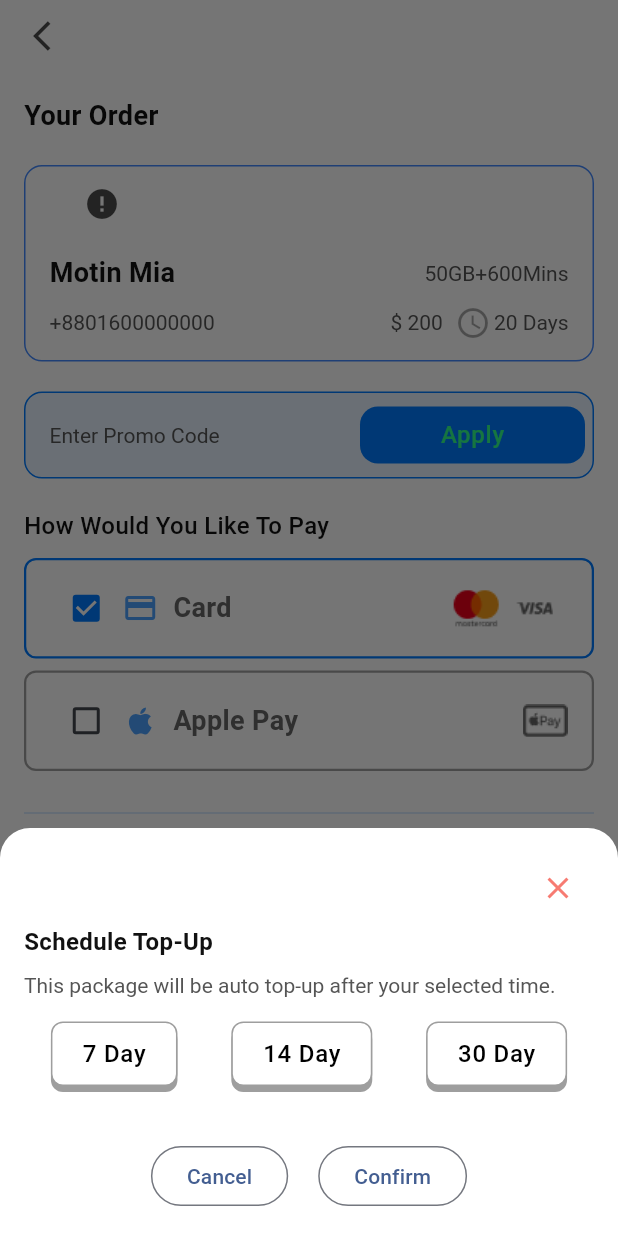
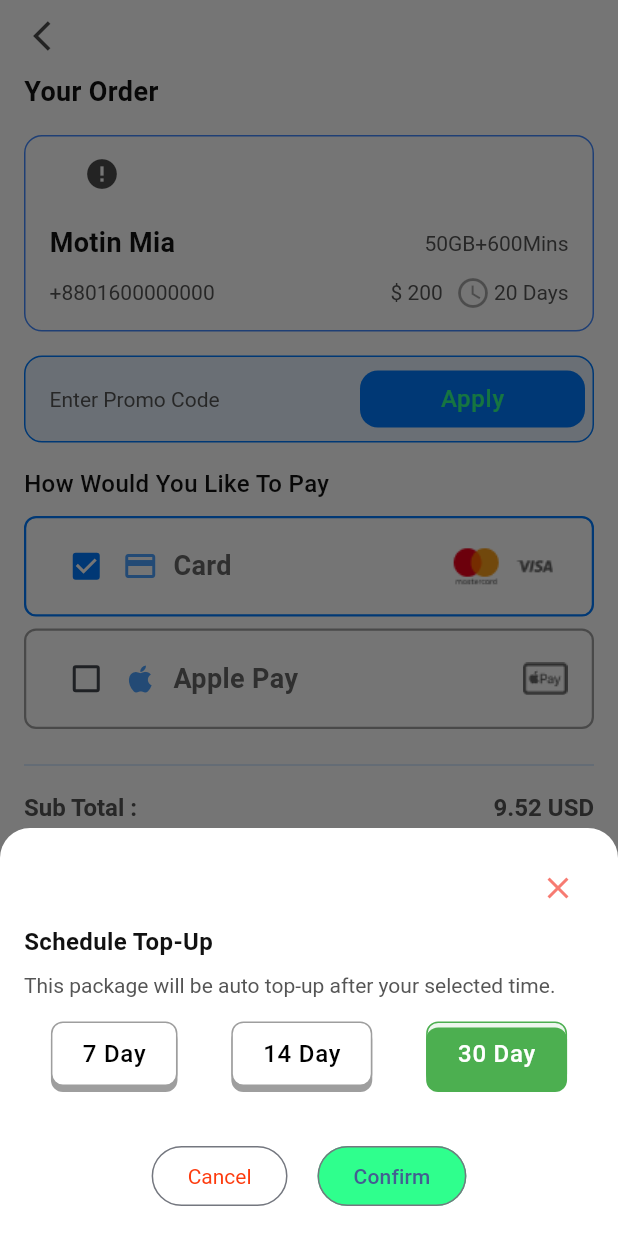
Before and after one commit to shahriartoky0/mobile_topup, a Flutter app: the PaymentDetailsPage screen opened directly, after a tap on "Confirm", on a phone screen of 412 x 824 dp. Run offline on Flutter 3.47's test engine with Material 3 defaults, Android fonts, the phone set to English and light mode, and no system bars; drawn by our look-alikes of cached_network_image; our stand-ins replace dotted_border, flutter_svg, get, image_picker, pin_code_fields, shimmer; missing offline and left inert: country; network calls fail; Roboto replaces fonts that are missing (Poppins); project files that could hold a hidden picture were left out.

Commit message:
UI:prototype changed done

```diff
--- a/lib/utilities/app_images.dart
+++ b/lib/utilities/app_images.dart
@@ -10,5 +10,6 @@ class AppImages {
   static String ucCashImage = "$baseUrl/uc_image.png";
   static String giftImage = "$baseUrl/gift_image.png";
   static String onboardingImage = "$baseUrl/onboarding_image.png";
-  static String whatsappGif = "$baseUrl/whatsapp.gif";
+  // static String whatsappGif = "$baseUrl/whatsapp.gif";
+  static String whatsappGif = "$baseUrl/whatsapp.png";
 }
--- a/lib/views/base/widgets/schedule_topup.dart
+++ b/lib/views/base/widgets/schedule_topup.dart
@@ -1,14 +1,11 @@
 import 'package:flutter/material.dart';
 import 'package:get/get.dart';
+import 'package:untitled/utilities/app_theme.dart';
 
 import '../../../utilities/app_colors.dart';
 import '../../../utilities/app_strings.dart';
 
-import 'package:flutter/material.dart';
-import 'package:get/get.dart';
 
-import '../../../utilities/app_colors.dart';
-import '../../../utilities/app_strings.dart';
 
 class ScheduleTopUp extends StatelessWidget {
   const ScheduleTopUp({super.key});
@@ -58,13 +55,16 @@ class ScheduleTopUp extends StatelessWidget {
           spacing: 20,
           children: <Widget>[
             OutlinedButton(
+              style: OutlinedButton.styleFrom(foregroundColor: Colors.red),
+
               onPressed: () {
                 // Cancel action, close the bottom sheet
                 Get.back();
               },
-              child: Text(AppString.cancel.tr),
+              child: Text(AppString.cancel.tr,style: textTheme(context).displayMedium?.copyWith(color: AppColors.red),),
             ),
             OutlinedButton(
+              style: OutlinedButton.styleFrom(backgroundColor: AppColors.green,),
               onPressed: () {
                 // Confirm action, print the selected day
                 print("Selected Package: ${controller.selectedDay.value}");
@@ -97,7 +97,7 @@ class TopUpOption extends StatelessWidget {
         decoration: BoxDecoration(
           border: Border.all(color: isSelected ? Colors.green : Colors.grey),
           boxShadow: [BoxShadow(offset: const Offset(0, 4), color: isSelected ? Colors.green : Colors.grey)],
-          color: isSelected ? Colors.green.withOpacity(0.1) : Colors.white,
+          color: isSelected ? Colors.green.withValues(alpha:  0.1) : Colors.white,
           borderRadius: BorderRadius.circular(8),
         ),
         child: Text(
@@ -113,7 +113,7 @@ class TopUpOption extends StatelessWidget {
 
 class ScheduleTopUpController extends GetxController {
   // Observable variable to track the selected package
-  RxString selectedDay = ''.obs;
+  RxString selectedDay = '30 Day'.obs;
 
   // Method to update the selected package
   void selectPackage(String day) {
--- a/lib/views/screens/accounts/help_page.dart
+++ b/lib/views/screens/accounts/help_page.dart
@@ -32,15 +32,16 @@ class _HelpPageState extends State<HelpPage> {
           children: <Widget>[
             const Spacer(),
             Text(AppString.ifYouHaveAnyQuestion.tr, style: textTheme(context).displayMedium),
+            SizedBox(height: 4,),
             Row(
               spacing: 5,
               mainAxisAlignment: MainAxisAlignment.center,
               children: <Widget>[
-                Image.asset(AppImages.whatsappGif, scale: 2),
+                Image.asset(AppImages.whatsappGif, width: 22, height: 22,),
                 Text(AppString.customerService.tr),
               ],
             ),
-            const SizedBox(height: 8),
+            const SizedBox(height: 12),
           ],
         ),
       ),
--- a/lib/views/screens/topup/payment_details.dart
+++ b/lib/views/screens/topup/payment_details.dart
@@ -46,12 +46,12 @@ class PaymentDetailsPage extends StatelessWidget {
               ],
             ),
             Padding(
-              padding: const EdgeInsets.all(16.0),
+              padding: const EdgeInsets.symmetric(horizontal: 16.0 ,vertical: 0),
               child: Column(
                 crossAxisAlignment: CrossAxisAlignment.start,
                 children: <Widget>[
                   Text(AppString.yourOrder.tr),
-                  const SizedBox(height: 20),
+                  const SizedBox(height: 16),
                   const OrderCard(
                     imageUrl:
                         "https://imgs.search.brave.com/zsMQceD5H5ajD95FdwVitlycR9K7rBjaxiMCS-EBA1A/rs:fit:860:0:0:0/g:ce/aHR0cHM6Ly93d3cu/bG9nby53aW5lL2Ev/bG9nby9BaXJ0ZWxf/VWdhbmRhL0FpcnRl/bF9VZ2FuZGEtTG9n/by53aW5lLnN2Zw",
@@ -62,11 +62,11 @@ class PaymentDetailsPage extends StatelessWidget {
                     price: '200',
                     duration: '20 Days',
                   ),
-                  const SizedBox(height: 20),
+                  const SizedBox(height: 16),
                   const PromoCode(),
-                  const SizedBox(height: 20),
+                  const SizedBox(height: 16),
                   const PaymentMethod(),
-                  const SizedBox(height: 20),
+                  const SizedBox(height: 16),
                   OrderTotal(
                     showButton: true,
                     buttonText: 'Confirm',
```
Also changed, not shown: assets/images/whatsapp.png (added).
